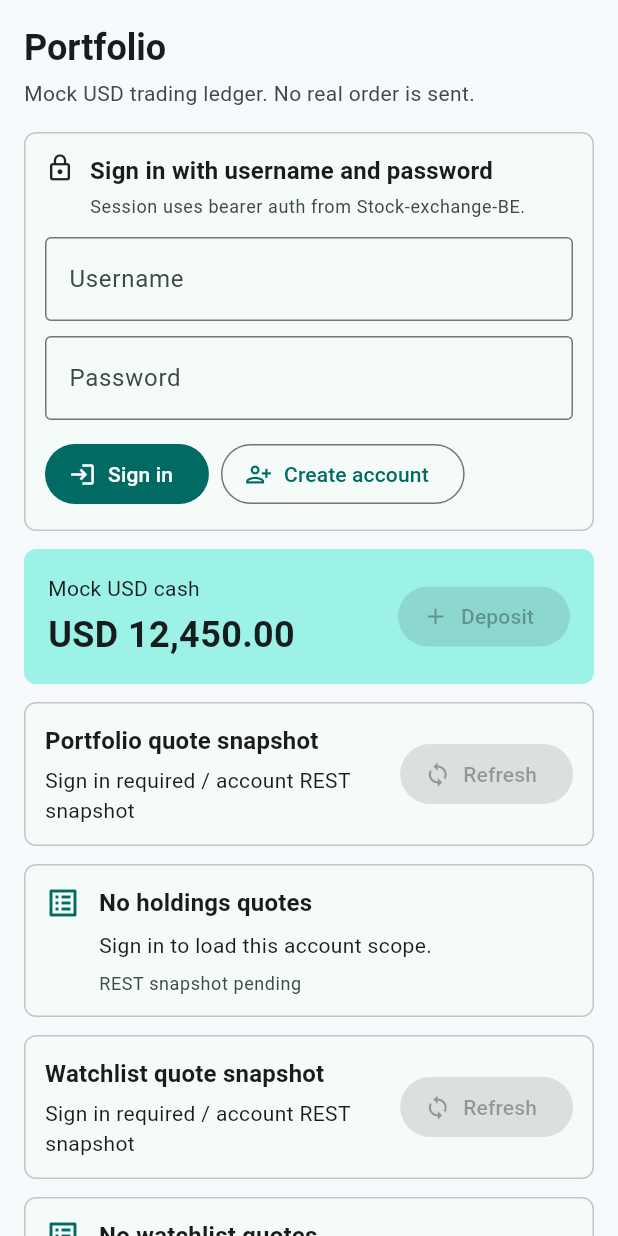
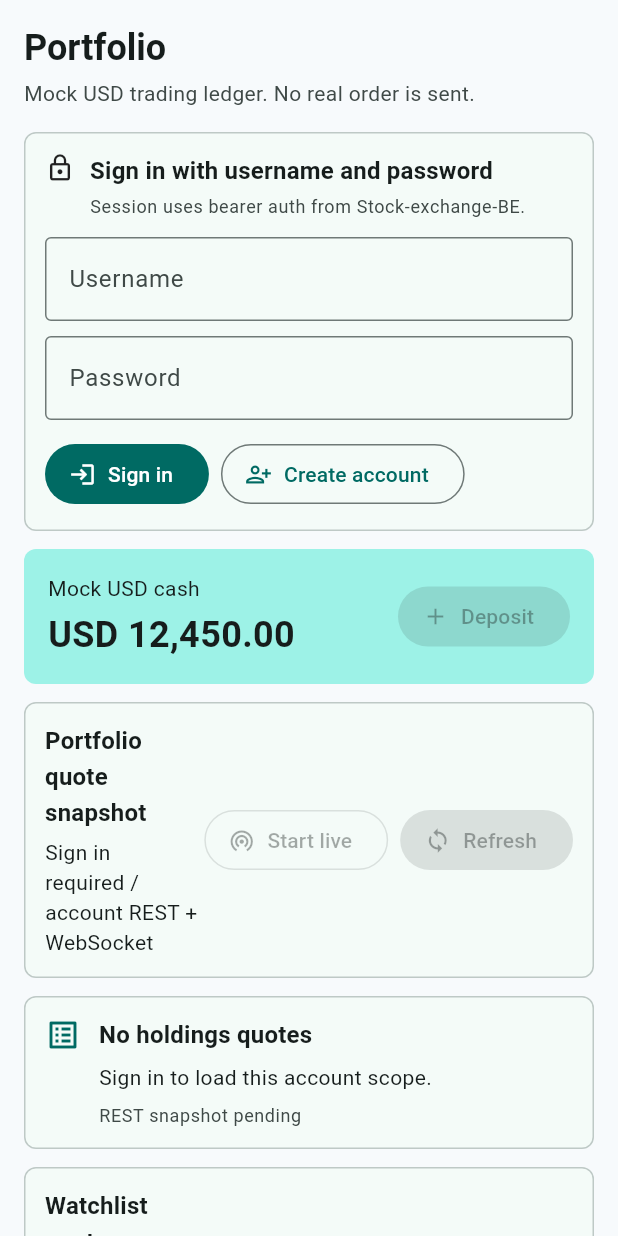
Before and after one commit to Hana-harmony/Stock-exchange-FE, a Flutter app: the PortfolioScreen widget shown alone on an empty page, opened directly with empty values, on a phone screen of 412 x 824 dp. Run offline on Flutter 3.47's test engine with Material 3 defaults, Android fonts, the phone set to English and light mode, and no system bars; network calls fail.

Commit message:
feat(market): account quote WebSocket 화면 바인딩
Portfolio watchlist/portfolio account-scoped quote WebSocket 화면 바인딩을 구현합니다.

```diff
--- a/lib/src/app.dart
+++ b/lib/src/app.dart
@@ -110,6 +110,7 @@ class _ExchangeShellState extends State<ExchangeShell> {
   MarketQuoteController _createAccountQuoteController() {
     return MarketQuoteController(
       apiClient: _apiClient,
+      liveClient: MarketQuoteLiveClient(baseUri: _environment.apiBaseUri),
     );
   }
 
@@ -246,6 +247,7 @@ class PortfolioScreen extends StatelessWidget {
           emptyBody: 'No holding quote snapshot is available yet.',
           marketQuoteController: portfolioQuoteController,
           sessionController: sessionController,
+          accountScope: MarketQuoteAccountScope.portfolio,
           onRefresh: (accountId) => portfolioQuoteController.loadPortfolioSnapshot(
             accountId: accountId,
           ),
@@ -256,6 +258,7 @@ class PortfolioScreen extends StatelessWidget {
           emptyBody: 'No watchlist quote snapshot is available yet.',
           marketQuoteController: watchlistQuoteController,
           sessionController: sessionController,
+          accountScope: MarketQuoteAccountScope.watchlist,
           onRefresh: (accountId) => watchlistQuoteController.loadWatchlistSnapshot(
             accountId: accountId,
           ),
@@ -749,6 +752,7 @@ class _AccountQuoteSnapshotPanel extends StatelessWidget {
     required this.emptyBody,
     required this.marketQuoteController,
     required this.sessionController,
+    required this.accountScope,
     required this.onRefresh,
   });
 
@@ -757,6 +761,7 @@ class _AccountQuoteSnapshotPanel extends StatelessWidget {
   final String emptyBody;
   final MarketQuoteController marketQuoteController;
   final ExchangeSessionController sessionController;
+  final MarketQuoteAccountScope accountScope;
   final Future<void> Function(String? accountId) onRefresh;
 
   @override
@@ -770,6 +775,9 @@ class _AccountQuoteSnapshotPanel extends StatelessWidget {
             final accountId = sessionState.session?.accountId;
             final isSignedIn = sessionState.isSignedIn;
             final isLoading = quoteState.status == MarketQuoteStatus.loading;
+            final isConnecting =
+                quoteState.liveStatus == MarketQuoteLiveStatus.connecting;
+            final isLive = quoteState.liveStatus == MarketQuoteLiveStatus.live;
             final snapshot = quoteState.snapshot;
 
             return Column(
@@ -779,8 +787,28 @@ class _AccountQuoteSnapshotPanel extends StatelessWidget {
                   title: title,
                   isSignedIn: isSignedIn,
                   isLoading: isLoading,
+                  isConnecting: isConnecting,
+                  isLive: isLive,
                   cacheStatus: snapshot?.cacheStatus ?? 'idle',
                   onRefresh: isLoading ? null : () => onRefresh(accountId),
+                  onStartLive: isSignedIn && !isConnecting
+                      ? () => marketQuoteController.subscribeLive(
+                            accountId: accountId,
+                            accountScope: accountScope,
+                          )
+                      : null,
+                  onStopLive: isLive
+                      ? () => marketQuoteController.unsubscribeLive()
+                      : null,
+                ),
+                if (quoteState.liveMessage != null)
+                  _InfoPanel(
+                    icon: Icons.wifi_tethering,
+                    title: 'Account live stream',
+                    body: quoteState.liveMessage!,
+                    meta: isSignedIn
+                        ? 'Stock-exchange-BE account quote WebSocket topic'
+                        : 'Sign in before opening account WebSocket topic.',
                   ),
                 if (quoteState.errorMessage != null)
                   _InfoPanel(
@@ -814,15 +842,23 @@ class _AccountQuoteSnapshotActions extends StatelessWidget {
     required this.title,
     required this.isSignedIn,
     required this.isLoading,
+    required this.isConnecting,
+    required this.isLive,
     required this.cacheStatus,
     required this.onRefresh,
+    required this.onStartLive,
+    required this.onStopLive,
   });
 
   final String title;
   final bool isSignedIn;
   final bool isLoading;
+  final bool isConnecting;
+  final bool isLive;
   final String cacheStatus;
   final VoidCallback? onRefresh;
+  final VoidCallback? onStartLive;
+  final VoidCallback? onStopLive;
 
   @override
   Widget build(BuildContext context) {
@@ -850,10 +886,23 @@ class _AccountQuoteSnapshotActions extends StatelessWidget {
                     ),
                     const SizedBox(height: 4),
                     Text(isSignedIn
-                        ? 'Cache $cacheStatus / account REST snapshot'
-                        : 'Sign in required / account REST snapshot'),
+                        ? 'Cache $cacheStatus / account REST + WebSocket'
+                        : 'Sign in required / account REST + WebSocket'),
                   ],
                 ),
+              ),
+              Wrap(
+                spacing: 8,
+                children: [
+                  OutlinedButton.icon(
+                    onPressed: isLive ? onStopLive : onStartLive,
+                    icon: isConnecting
+                        ? const SizedBox.square(
+                            dimension: 16,
+                            child: CircularProgressIndicator(strokeWidth: 2),
+                          )
+                        : Icon(isLive ? Icons.wifi_off : Icons.wifi_tethering),
+                    label: Text(isLive ? 'Stop' : 'Start live'),
                   ),
                   FilledButton.icon(
                     onPressed: isSignedIn && !isLoading ? onRefresh : null,
@@ -864,6 +913,8 @@ class _AccountQuoteSnapshotActions extends StatelessWidget {
                           )
                         : const Icon(Icons.sync),
                     label: const Text('Refresh'),
+                  ),
+                ],
               ),
             ],
           ),
```
Also changed, not shown: 5 other files. Lines whose indentation alone changed are shown as unchanged.
